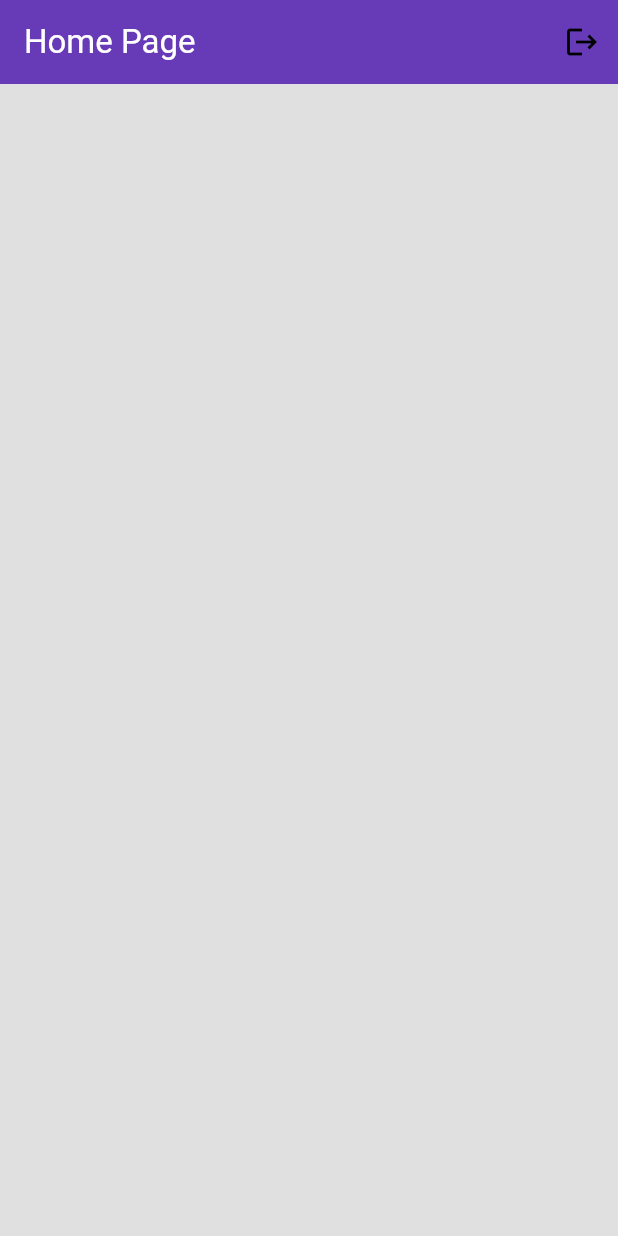
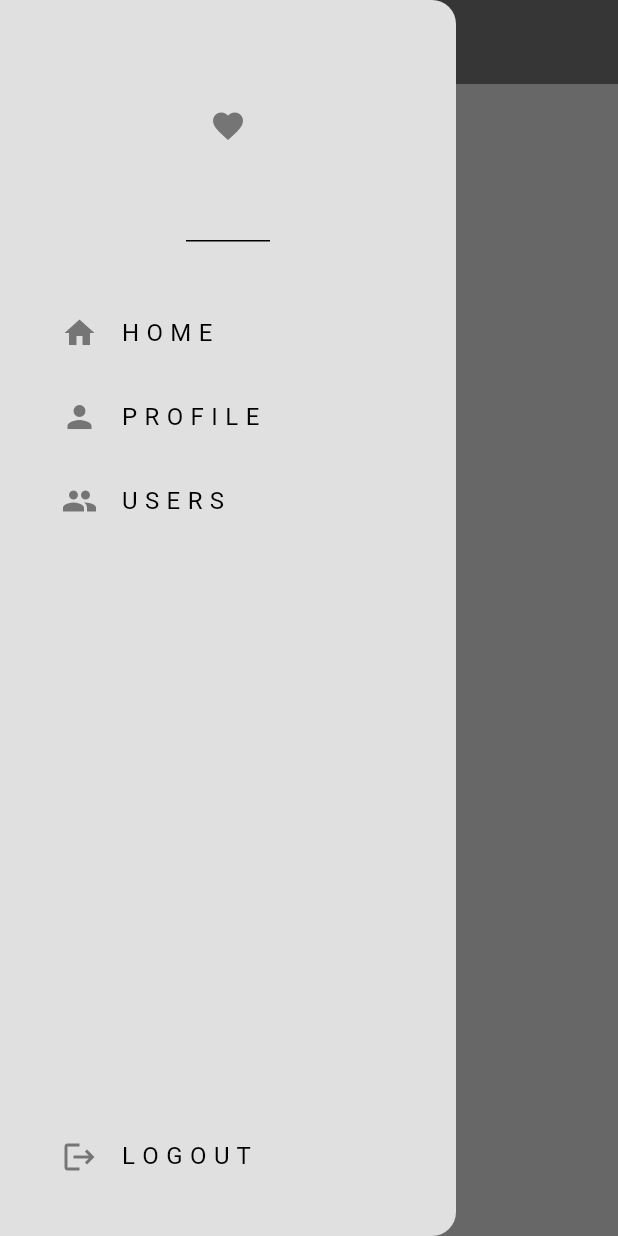
Before and after one commit to cjmartin89/SocialMediaApp, a Flutter app: the screen it shows once a user with an empty profile is signed in, with the side drawer open (before the commit the screen has no drawer), on a phone screen of 412 x 824 dp. Run offline on Flutter 3.47's test engine with Material 3 defaults, Android fonts, the phone set to English and light mode, and no system bars; our stand-ins replace firebase_auth, firebase_core; accounts and stored records are empty.

Commit message:
Set up pages

```diff
--- /dev/null
+++ b/Flutter Apps/social_media_app/lib/components/my_drawer.dart
@@ -0,0 +1,98 @@
+import 'package:firebase_auth/firebase_auth.dart';
+import 'package:flutter/material.dart';
+
+class MyDrawer extends StatelessWidget {
+  const MyDrawer({super.key});
+
+  // log user out
+  void logout () {
+    FirebaseAuth.instance.signOut();
+  }
+
+  @override
+  Widget build(BuildContext context) {
+    return Drawer(
+      backgroundColor: Theme.of(context).colorScheme.surface,
+      child: Column(
+         mainAxisAlignment: MainAxisAlignment.spaceBetween,
+        children: [
+          // drawer header
+          Column(
+            children: [
+              DrawerHeader(
+                child: Icon(
+                  Icons.favorite,
+                  color: Theme.of(context).colorScheme.inversePrimary,
+                  ),
+              ),
+
+              const SizedBox(height: 25,),
+
+              //home tile
+              Padding(
+                padding: const EdgeInsets.only(left: 25),
+                child: ListTile(
+                  leading: Icon(
+                    Icons.home,
+                    color: Theme.of(context).colorScheme.inversePrimary,
+                  ),
+                  title: const Text('H O M E'),
+                  onTap: () {
+                    // this is already the home screen so just pop the drawer
+                    Navigator.pop(context);
+                  },
+                ),
+              ),
+              // profile tile
+              Padding(
+                padding: const EdgeInsets.only(left: 25),
+                child: ListTile(
+                  leading: Icon(
+                    Icons.person,
+                    color: Theme.of(context).colorScheme.inversePrimary,
+                  ),
+                  title: const Text('P R O F I L E'),
+                  onTap: () {
+                    Navigator.pop(context);
+                    Navigator.pushNamed(context, '/profile_page');
+                  },
+                ),
+              ),
+              //users tile
+              Padding(
+                padding: const EdgeInsets.only(left: 25),
+                child: ListTile(
+                  leading: Icon(
+                    Icons.group,
+                    color: Theme.of(context).colorScheme.inversePrimary,
+                  ),
+                  title: const Text('U S E R S'),
+                  onTap: () {
+                    Navigator.pop(context);
+                    Navigator.pushNamed(context, '/users_page');
+                  },
+                ),
+              ),
+            ],
+          ),
+          //logout tile
+          Padding(
+            padding: const EdgeInsets.only(left: 25, bottom: 25),
+            child: ListTile(
+              leading: Icon(
+                Icons.logout,
+                color: Theme.of(context).colorScheme.inversePrimary,
+              ),
+              title: const Text('L O G O U T'),
+              onTap: () {
+                Navigator.pop(context);
+
+                logout();
+              },
+            ),
+          ),
+        ],
+      ),
+    );
+  }
+}
--- a/Flutter Apps/social_media_app/lib/main.dart
+++ b/Flutter Apps/social_media_app/lib/main.dart
@@ -1,5 +1,9 @@
 import 'package:flutter/material.dart';
 import 'package:social_media_app/auth/auth.dart';
+import 'package:social_media_app/auth/login_or_register.dart';
+import 'package:social_media_app/pages/home_page.dart';
+import 'package:social_media_app/pages/profile_page.dart';
+import 'package:social_media_app/pages/users_page.dart';
 import 'package:social_media_app/theme/dark_mode.dart';
 import 'package:social_media_app/theme/light_mode.dart';
 import 'package:social_media_app/firebase_options.dart';
@@ -21,6 +25,12 @@ class MyApp extends StatelessWidget {
       home: const AuthPage() ,
       theme: lightMode,
       darkTheme: darkMode,
+      routes: {
+        '/login_register_page':(context) => const LoginOrRegister(),
+        '/home_page':(context) => const HomePage(),
+        '/profile_page':(context) => const ProfilePage(),
+        '/users_page':(context) => const UsersPage(),
+      },
     );
   }
 }
--- a/Flutter Apps/social_media_app/lib/pages/home_page.dart
+++ b/Flutter Apps/social_media_app/lib/pages/home_page.dart
@@ -1,33 +1,23 @@
 import 'package:firebase_auth/firebase_auth.dart';
 import 'package:flutter/material.dart';
+import 'package:social_media_app/components/my_drawer.dart';
 
 class HomePage extends StatelessWidget {
   const HomePage({super.key});
-
-  // log user out
-  void logout () {
-    FirebaseAuth.instance.signOut();
-  }
 
   @override
   Widget build(BuildContext context) {
     return Scaffold(
       appBar: AppBar(
-        backgroundColor: Colors.deepPurple,
-        title: const Text(
+        backgroundColor: Theme.of(context).colorScheme.inversePrimary,
+        title: Text(
           'Home Page',
           style: TextStyle(
-            color: Colors.white,
+            color: Theme.of(context).colorScheme.primary,
           ),
         ),
-        actions: [
-          // logout button
-          IconButton(
-            onPressed: logout,
-            icon: const Icon(Icons.logout),
-          ),
-        ],
       ),
+      drawer: MyDrawer(),
     );
   }
 }
```
Also changed, not shown: Flutter Apps/social_media_app/lib/pages/profile_page.dart (added, +15 -0 lines), Flutter Apps/social_media_app/lib/pages/users_page.dart (added, +15 -0 lines).
